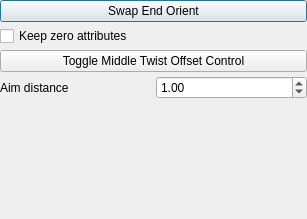
The window that modules/limb/limb_widget.ui (PavelCrow/RigStudio3) describes before a commit, drawn with Qt 5.
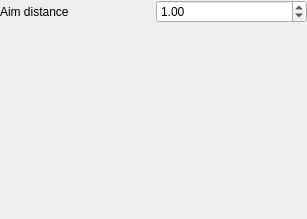
The same window after the commit.

```diff
--- a/modules/limb/limb_widget.ui
+++ b/modules/limb/limb_widget.ui
@@ -29,33 +29,6 @@
    <property name="bottomMargin">
     <number>0</number>
    </property>
-   <item>
-    <widget class="QPushButton" name="swapEndOrient_btn">
-     <property name="text">
-      <string>Swap End Orient</string>
-     </property>
-    </widget>
-   </item>
-   <item>
-    <widget class="QCheckBox" name="keepZeroAttributes_checkBox">
-     <property name="text">
-      <string>Keep zero attributes</string>
-     </property>
-     <property name="checked">
-      <bool>false</bool>
-     </property>
-     <property name="tristate">
-      <bool>false</bool>
-     </property>
-    </widget>
-   </item>
-   <item>
-    <widget class="QPushButton" name="addMiddleTwistOffsetControl_btn">
-     <property name="text">
-      <string>Toggle Middle Twist Offset Control</string>
-     </property>
-    </widget>
-   </item>
    <item>
     <layout class="QHBoxLayout" name="horizontalLayout">
      <item>
```
